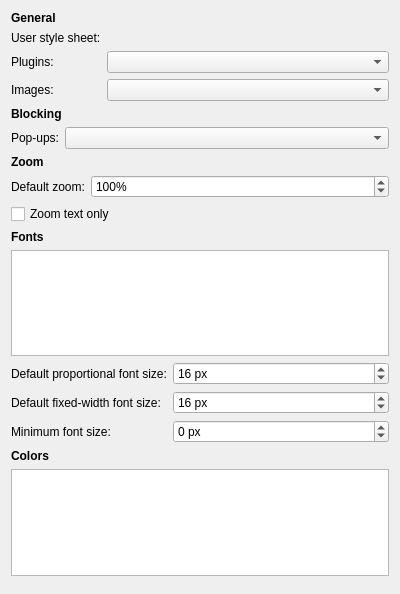
The window that src/modules/windows/preferences/ContentPreferencesPage.ui (OtterBrowser/otter-browser) describes before a commit, drawn with Qt 5.
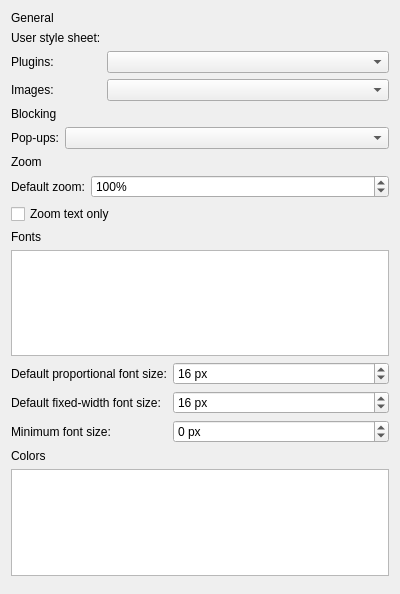
The same window after the commit. Custom widgets are drawn as their Qt base class.

Commit message: Switch to HeaderWidget

Patch:
```diff
--- a/src/modules/windows/preferences/ContentPreferencesPage.ui
+++ b/src/modules/windows/preferences/ContentPreferencesPage.ui
@@ -12,13 +12,7 @@
   </property>
   <layout class="QVBoxLayout" name="verticalLayout">
    <item>
-    <widget class="QLabel" name="contentGeneralHeader">
-     <property name="font">
-      <font>
-       <weight>75</weight>
-       <bold>true</bold>
-      </font>
-     </property>
+    <widget class="Otter::HeaderWidget" name="contentGeneralHeaderWidget">
      <property name="text">
       <string>General</string>
      </property>
@@ -68,13 +62,7 @@
     </layout>
    </item>
    <item>
-    <widget class="QLabel" name="blockingHeader">
-     <property name="font">
-      <font>
-       <weight>75</weight>
-       <bold>true</bold>
-      </font>
-     </property>
+    <widget class="Otter::HeaderWidget" name="blockingHeaderWidget">
      <property name="text">
       <string>Blocking</string>
      </property>
@@ -101,13 +89,7 @@
     </layout>
    </item>
    <item>
-    <widget class="QLabel" name="zoomHeader">
-     <property name="font">
-      <font>
-       <weight>75</weight>
-       <bold>true</bold>
-      </font>
-     </property>
+    <widget class="Otter::HeaderWidget" name="zoomHeaderWidget">
      <property name="text">
       <string>Zoom</string>
      </property>
@@ -154,13 +136,7 @@
     </widget>
    </item>
    <item>
-    <widget class="QLabel" name="fontsHeader">
-     <property name="font">
-      <font>
-       <weight>75</weight>
-       <bold>true</bold>
-      </font>
-     </property>
+    <widget class="Otter::HeaderWidget" name="fontsHeaderWidget">
      <property name="text">
       <string>Fonts</string>
      </property>
@@ -277,13 +253,7 @@
     </layout>
    </item>
    <item>
-    <widget class="QLabel" name="colorsHeader">
-     <property name="font">
-      <font>
-       <weight>75</weight>
-       <bold>true</bold>
-      </font>
-     </property>
+    <widget class="Otter::HeaderWidget" name="colorsHeaderWidget">
      <property name="text">
       <string>Colors</string>
      </property>
@@ -324,17 +294,22 @@
   </layout>
  </widget>
  <customwidgets>
-  <customwidget>
-   <class>Otter::ItemViewWidget</class>
-   <extends>QTreeView</extends>
-   <header>src/ui/ItemViewWidget.h</header>
-  </customwidget>
   <customwidget>
    <class>Otter::FilePathWidget</class>
    <extends>QWidget</extends>
    <header>src/ui/FilePathWidget.h</header>
    <container>1</container>
   </customwidget>
+  <customwidget>
+   <class>Otter::HeaderWidget</class>
+   <extends>QLabel</extends>
+   <header>src/ui/HeaderWidget.h</header>
+  </customwidget>
+  <customwidget>
+   <class>Otter::ItemViewWidget</class>
+   <extends>QTreeView</extends>
+   <header>src/ui/ItemViewWidget.h</header>
+  </customwidget>
  </customwidgets>
  <tabstops>
   <tabstop>popupsComboBox</tabstop>
```
The commit also changes 2 other files.
